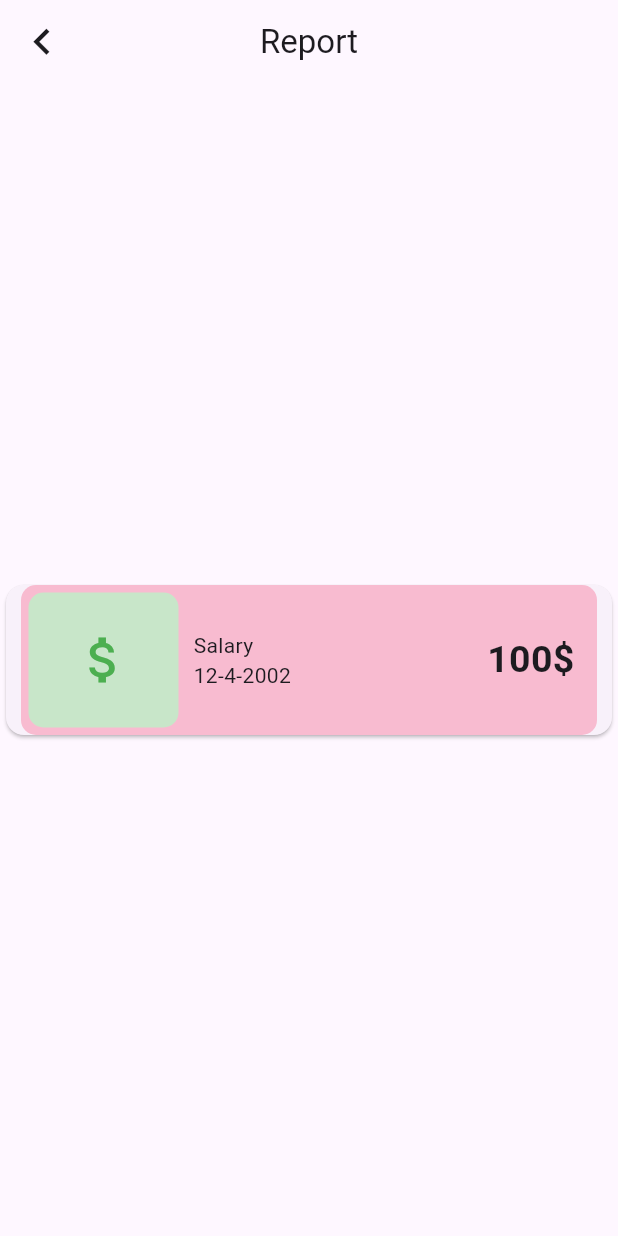
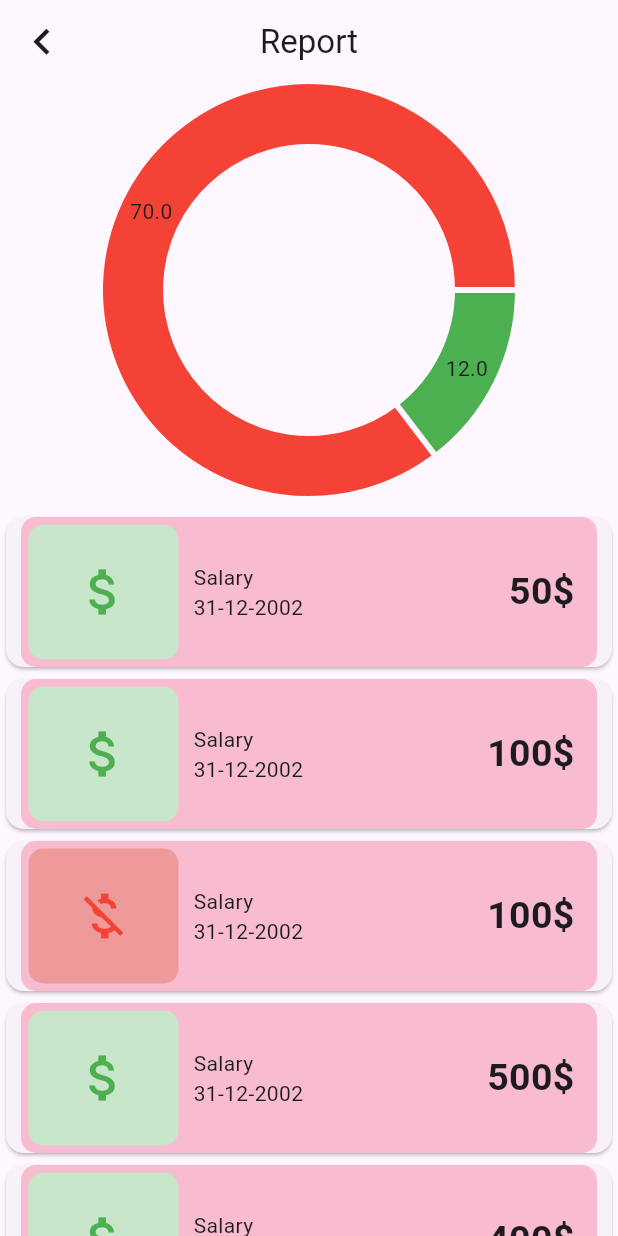
Before and after one commit to flutterankara/Finance-App, a Flutter app: the ReportScreen screen opened directly, on a phone screen of 412 x 824 dp. Run offline on Flutter 3.47's test engine with Material 3 defaults, Android fonts, the phone set to English and light mode, and no system bars; drawn by our look-alikes of fl_chart; our stand-ins replace flutter_svg.

Commit message:
Created Reports UI

```diff
--- a/lib/screens/reporst.dart
+++ b/lib/screens/reporst.dart
@@ -1,4 +1,5 @@
 import 'package:app/coreWidgets/reportAndMain.dart';
+import 'package:fl_chart/fl_chart.dart';
 import 'package:flutter/material.dart';
 
 class ReportScreen extends StatefulWidget {
@@ -9,16 +10,46 @@ class ReportScreen extends StatefulWidget {
 }
 
 class _ReportScreenState extends State<ReportScreen> {
+  Map<String,dynamic> deneme = {};
   @override
   Widget build(BuildContext context) {
     return Scaffold(
       appBar: AppBar(
         title: Text("Report"),
         centerTitle: true,
-        leading: Icon(Icons.chevron_left,size: 35,),
+        leading: IconButton(onPressed: () {
+          Navigator.pop(context);
+        }, icon: Icon(Icons.chevron_left,size: 35,)),
       ),
-      body: Center(
-        child: ReportAndMain(amount: 100,type:"\$",date: DateTime(2002,04,12),InOrOut: true ),
+      body: Column(
+        children: [
+          Container(
+            margin: EdgeInsets.only(bottom: 10),
+            height: MediaQuery.of(context).size.height/3,
+            child: PieChart(
+            PieChartData(
+              sectionsSpace: 4,
+              sections: [
+                PieChartSectionData(value: 12,color: Colors.green),
+                PieChartSectionData(value: 70,color: Colors.red),
+              ]
+            ),swapAnimationDuration: Duration(milliseconds: 10),swapAnimationCurve: Curves.bounceOut,),
+          ),
+          Expanded(
+            child: ListView(
+              children: [
+                ReportAndMain(InOrOut: true,amount: 50,date: DateTime(2002,12,31),type: "\$"),
+                ReportAndMain(InOrOut: true,amount: 100,date: DateTime(2002,12,31),type: "\$"),
+                ReportAndMain(InOrOut: false,amount: 100,date: DateTime(2002,12,31),type: "\$"),
+                ReportAndMain(InOrOut: true,amount: 500,date: DateTime(2002,12,31),type: "\$"),
+                ReportAndMain(InOrOut: true,amount: 400,date: DateTime(2002,12,31),type: "\$"),
+                ReportAndMain(InOrOut: false,amount: 100,date: DateTime(2002,12,31),type: "\$"),
+                ReportAndMain(InOrOut: true,amount: 100,date: DateTime(2002,12,31),type: "\$"),
+              ],
+            ),
+          )
+
+        ],
       ),
     );
   }
```
